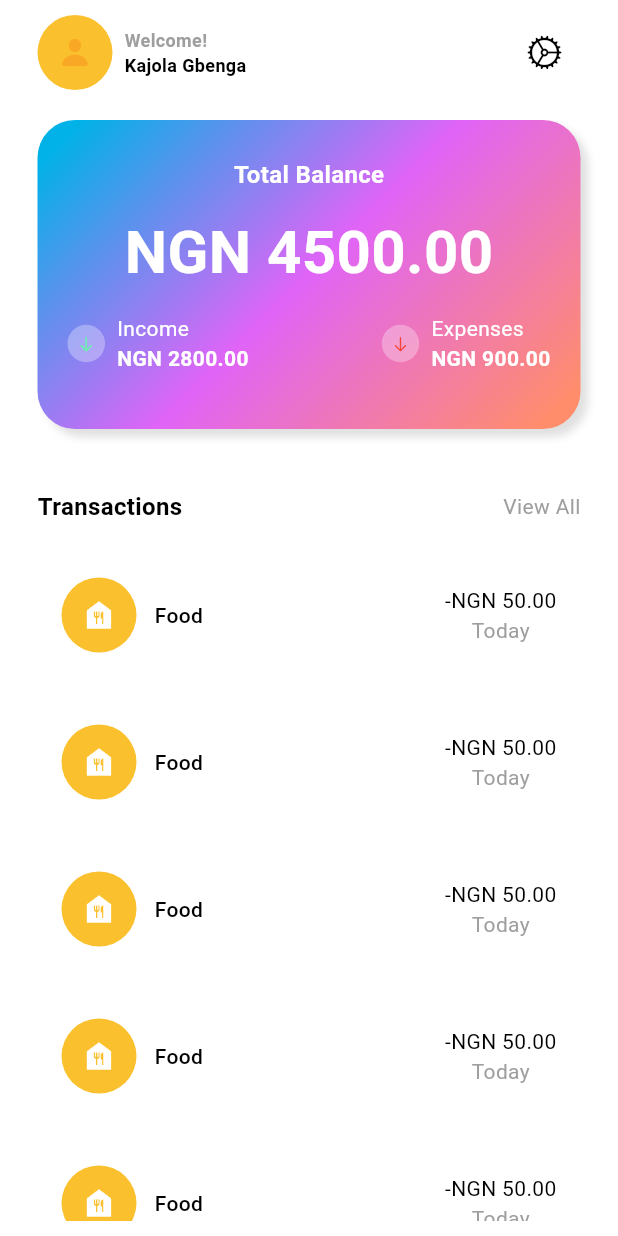
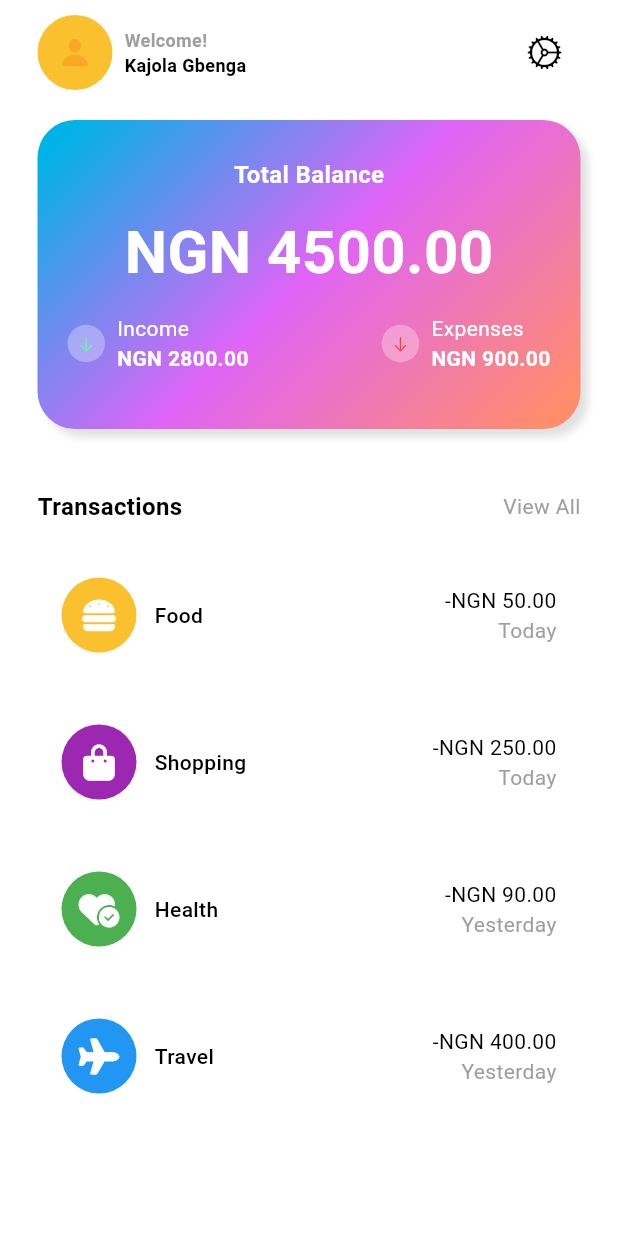
Before and after one commit to prodigy234/Expense-Tracker-App-with-Flutter, a Flutter app: the MainScreen widget shown alone on an empty page, opened directly, on a phone screen of 412 x 824 dp. Run offline on Flutter 3.47's test engine with Material 3 defaults, Android fonts, the phone set to English and light mode, and no system bars; our stand-ins replace font_awesome_flutter; statements that could not run were skipped.

Commit message:
my updated code

```diff
--- a/my_expense_tracker_mobile_app/lib/data/data.dart
+++ b/my_expense_tracker_mobile_app/lib/data/data.dart
@@ -1,16 +1,34 @@
+import 'package:flutter/material.dart';
 import 'package:font_awesome_flutter/font_awesome_flutter.dart';
 
-var myData = [
+List<Map<String, dynamic>> transactionsData = [
   {
-    'icon': Falcon(FontAwesomeIcons.burger),
-    'name':'Food',
+    'icon': const FaIcon(FontAwesomeIcons.burger, color: Colors.white),
+    'color': Colors.yellow[700],
+    'name': 'Food',
     'totalAmount': '-NGN 50.00',
     'date': 'Today',
+  },
+  {
+    'icon': const FaIcon(FontAwesomeIcons.bagShopping, color: Colors.white),
+    'color': Colors.purple,
+    'name': 'Shopping',
+    'totalAmount': '-NGN 250.00',
+    'date': 'Today',
+  },
+  {
+    'icon':
+        const FaIcon(FontAwesomeIcons.heartCircleCheck, color: Colors.white),
+    'color': Colors.green,
+    'name': 'Health',
+    'totalAmount': '-NGN 90.00',
+    'date': 'Yesterday',
+  },
+  {
+    'icon': const FaIcon(FontAwesomeIcons.plane, color: Colors.white),
+    'color': Colors.blue,
+    'name': 'Travel',
+    'totalAmount': '-NGN 400.00',
+    'date': 'Yesterday',
   }
-  {
-    'icon': Falcon(FontAwesomeIcons.burger),
-    'name':'Food',
-    'totalAmount': '-NGN 50.00',
-    'date': 'Today',
-  }
-]
+];
--- a/my_expense_tracker_mobile_app/lib/main.dart
+++ b/my_expense_tracker_mobile_app/lib/main.dart
@@ -5,4 +5,4 @@ void main() {
   runApp(const MyApp());
 }
 
-// 100.26
+// 1:13:51
--- a/my_expense_tracker_mobile_app/lib/screens/home/views/main_screen.dart
+++ b/my_expense_tracker_mobile_app/lib/screens/home/views/main_screen.dart
@@ -2,6 +2,7 @@ import 'dart:math';
 
 import 'package:flutter/cupertino.dart';
 import 'package:flutter/material.dart';
+import 'package:my_expense_tracker_mobile_app/data/data.dart';
 
 class MainScreen extends StatelessWidget {
   const MainScreen({super.key});
@@ -218,7 +219,7 @@ class MainScreen extends StatelessWidget {
             const SizedBox(height: 20),
             Expanded(
               child: ListView.builder(
-                itemCount: 6,
+                itemCount: transactionsData.length,
                 itemBuilder: (context, int i) {
                   return Padding(
                     padding: const EdgeInsets.only(bottom: 16.0),
@@ -241,18 +242,20 @@ class MainScreen extends StatelessWidget {
                                       width: 50,
                                       height: 50,
                                       decoration: BoxDecoration(
-                                          color: Colors.yellow[700],
-                                          shape: BoxShape.circle),
+                                        color: transactionsData[i]['color'],
+                                        shape: BoxShape.circle
                                       ),
-                                    const Icon(
-                                      Icons.food_bank,
-                                      color: Colors.white,
                                     ),
+                                    transactionsData[i]['icon']
+                                    // const Icon(
+                                    //   Icons.food_bank,
+                                    //   color: Colors.white,
+                                    // ),
                                   ],
                                 ),
                                 const SizedBox(width: 12),
                                 Text(
-                                  'Food',
+                                  transactionsData[i]['name'],
                                   style: TextStyle(
                                   fontSize: 14,
                                   color: Theme.of(context)
@@ -263,9 +266,10 @@ class MainScreen extends StatelessWidget {
                               ],
                             ),
                             Column(
+                              crossAxisAlignment: CrossAxisAlignment.end,
                               children: [
                                 Text(
-                                  '-NGN 50.00',
+                                  transactionsData[i]['totalAmount'],
                                   style: TextStyle(
                                     fontSize: 14,
                                     color: Theme.of(context)
@@ -275,7 +279,7 @@ class MainScreen extends StatelessWidget {
                                   ),
                                 ),
                                 Text(
-                                  'Today',
+                                  transactionsData[i]['date'],
                                   style: TextStyle(
                                     fontSize: 14,
                                     color:
--- a/my_expense_tracker_mobile_app/pubspec.yaml
+++ b/my_expense_tracker_mobile_app/pubspec.yaml
@@ -10,7 +10,9 @@ dependencies:
   flutter:
     sdk: flutter
   cupertino_icons: ^1.0.8
-  font_awesome_flutter: '>= 4.7.0'
+  font_awesome_flutter: ^10.8.0
+  fl_chart: ^0.70.2
+
 
 dev_dependencies:
   flutter_test:
```
Also changed, not shown: my_expense_tracker_mobile_app/lib/screens/home/views/home_screen.dart (+18 -3 lines), my_expense_tracker_mobile_app/lib/screens/stats/stats.dart (added, +10 -0 lines), my_expense_tracker_mobile_app/pubspec.lock. Lines whose indentation alone changed are shown as unchanged.
